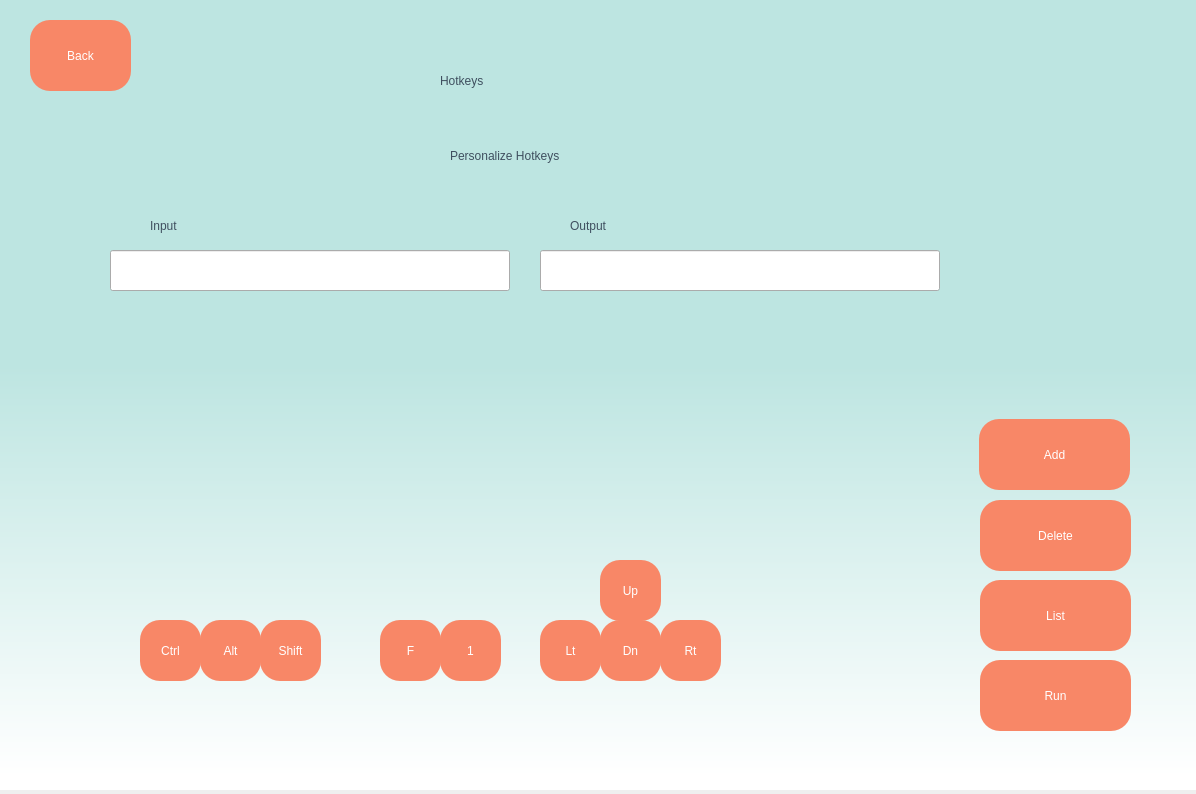
dericktrinidad/GUIHotkeys, file QTdemo/hotkeys.ui: the form before one commit.
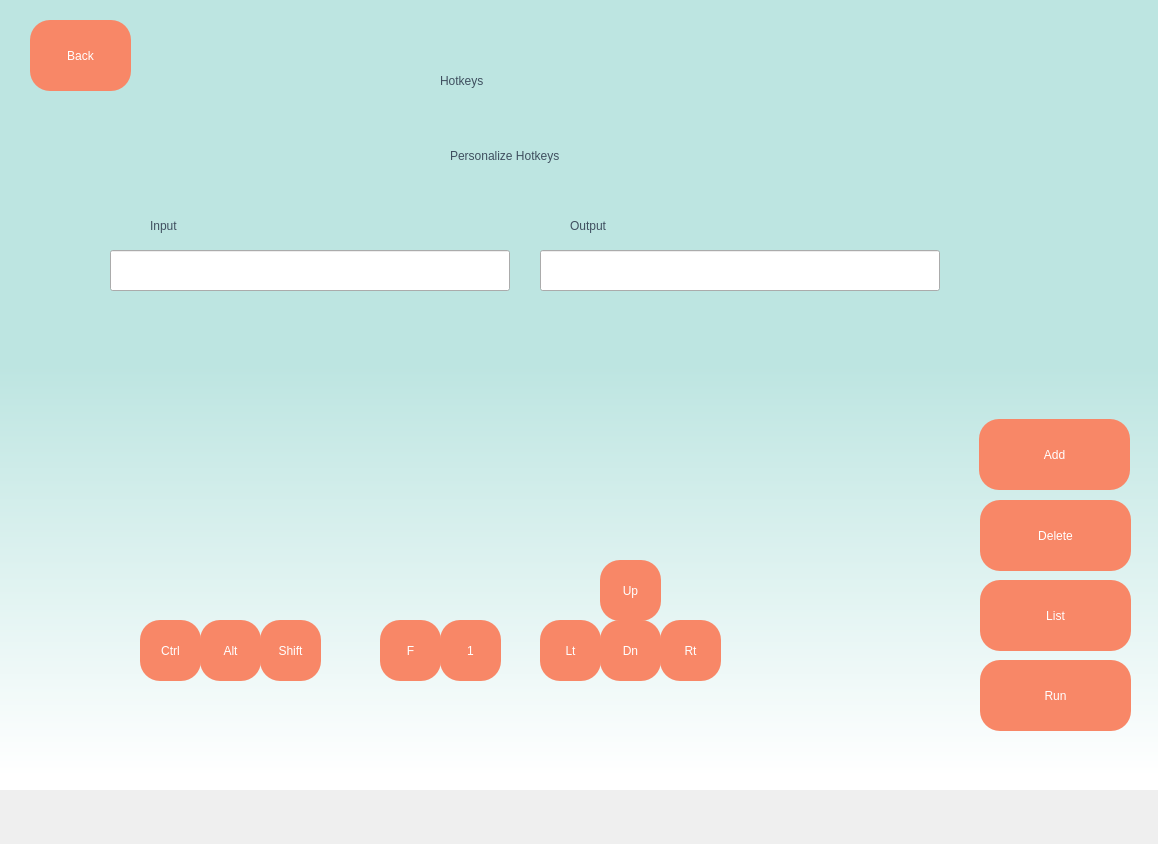
The form after the commit.

Commit message: gt demo update

```diff
--- a/QTdemo/hotkeys.ui
+++ b/QTdemo/hotkeys.ui
@@ -6,8 +6,8 @@
    <rect>
     <x>0</x>
     <y>0</y>
-    <width>1196</width>
-    <height>794</height>
+    <width>1158</width>
+    <height>844</height>
    </rect>
   </property>
   <property name="windowTitle">
```
Left out of the diff: 4 changed lines with no effect on the pictures. The commit also changes 2 other files.
